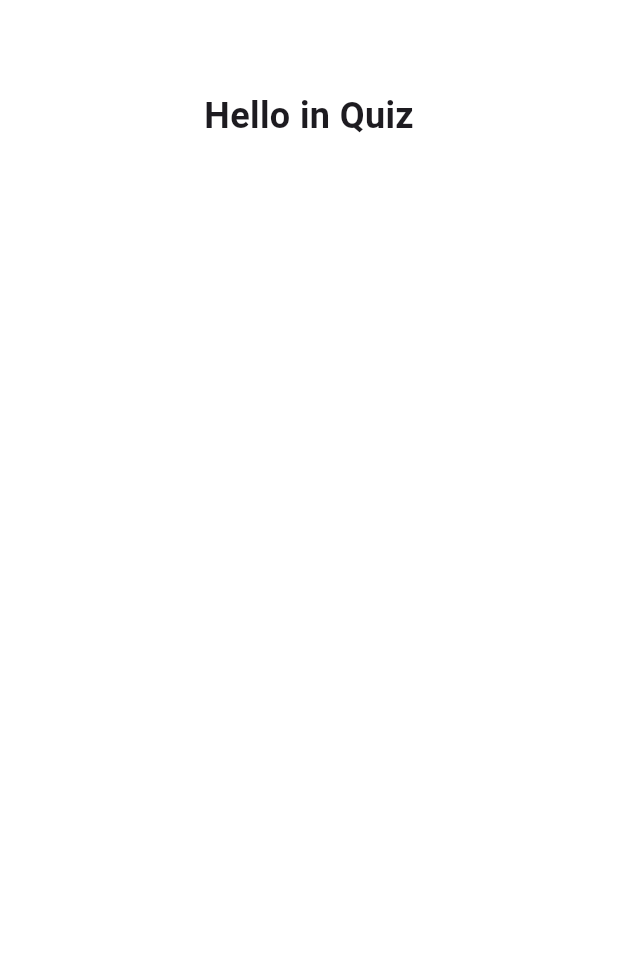
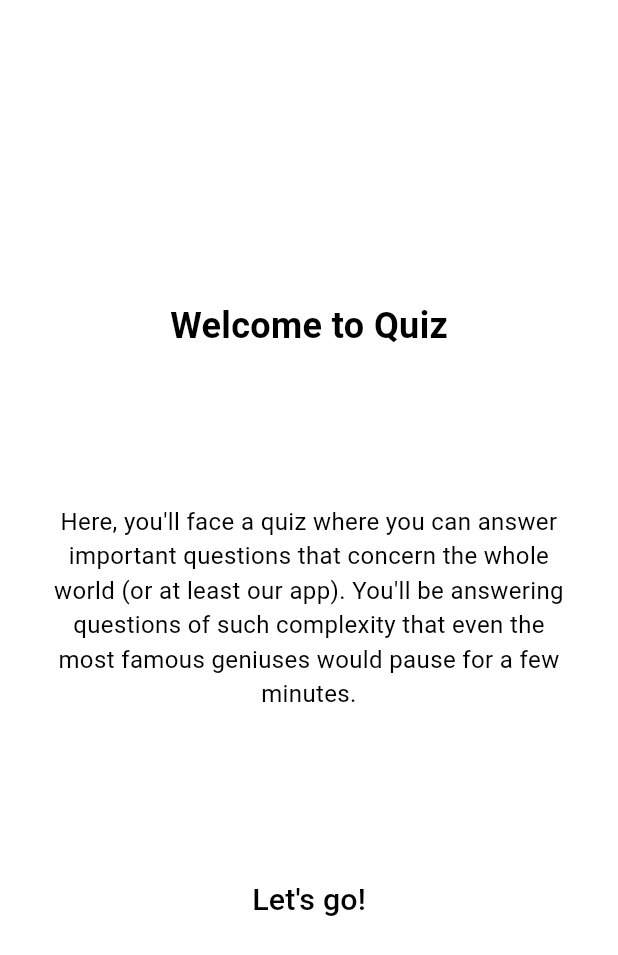
Before and after one commit to MaximDmytruk/quiz, a Flutter app: the screen it shows after launch, on a phone screen of 412 x 824 dp. Shown: the top 955 px of the screen. Run offline on Flutter 3.47's test engine with Material 3 defaults, Android fonts, the phone set to English and light mode, and no system bars.

Commit message:
Create Animated discription and Button

```diff
--- /dev/null
+++ b/lib/constants/colors_app.dart
@@ -0,0 +1,8 @@
+import 'package:flutter/material.dart';
+
+class ColorsApp {
+  static final backgroundColor = Colors.white;
+  static final headerTextColor = Colors.black;
+  static final basikTextColor = Colors.black;
+  static final buttonTextColor = Colors.black;
+}
--- /dev/null
+++ b/lib/constants/text_app.dart
@@ -0,0 +1,8 @@
+const String header = 'Hello in Quiz';
+
+class TextApp {
+  static const String header = 'Welcome to Quiz';
+  static const String discription =
+      'Here, you\'ll face a quiz where you can answer important questions that concern the whole world (or at least our app). You\'ll be answering questions of such complexity that even the most famous geniuses would pause for a few minutes.';
+    static const String letsGo = 'Let\'s go!';
+}
--- a/lib/screens/welcome_screen/welcome_screen.dart
+++ b/lib/screens/welcome_screen/welcome_screen.dart
@@ -1,4 +1,7 @@
 import 'package:flutter/material.dart';
+import 'package:quiz/constants/colors_app.dart';
+import 'package:quiz/constants/text_app.dart';
+import 'package:quiz/screens/welcome_screen/widgets/custom_button.dart';
 
 class WelcomeScreen extends StatefulWidget {
   static const String routeName = '/welcome_screen';
@@ -11,82 +14,138 @@ class WelcomeScreen extends StatefulWidget {
 
 class _WelcomeScreenState extends State<WelcomeScreen>
     with TickerProviderStateMixin {
-  late AnimationController _fadeController;
-  late AnimationController _mainController;
+  late AnimationController _headerFadeController;
+  late AnimationController _headerTextController;
+  late AnimationController _discriptionTextController;
+  late AnimationController _buttonController;
 
-  late Animation<double> _fadeAnimation;
-  late Animation<double> _fontSizeAnimation;
-  late Animation<Alignment> _alignmentAnimation;
+  late Animation<double> _headerFadeAnimation;
+  late Animation<double> _headerFontSizeAnimation;
+  late Animation<Alignment> _headerAlignmentAnimation;
+  late Animation<double> _discriptionFadeAnimation;
+  late Animation<double> _buttonFadeAnimation;
 
   @override
   void initState() {
     super.initState();
 
-    _fadeController = AnimationController(
+    _headerFadeController = AnimationController(
       duration: const Duration(milliseconds: 400),
       vsync: this,
     );
 
-    _fadeAnimation = Tween<double>(
-      begin: 0,
-      end: 1,
-    ).animate(CurvedAnimation(parent: _fadeController, curve: Curves.easeIn));
+    _headerFadeAnimation = Tween<double>(begin: 0, end: 1).animate(
+      CurvedAnimation(parent: _headerFadeController, curve: Curves.easeIn),
+    );
 
-    _fadeController.forward();
+    _headerFadeController.forward();
 
-    _mainController = AnimationController(
+    _headerTextController = AnimationController(
       duration: const Duration(seconds: 1),
       vsync: this,
     );
 
-    _fontSizeAnimation = Tween<double>(begin: 40, end: 24).animate(
-      CurvedAnimation(parent: _mainController, curve: Curves.easeInOut),
+    _headerFontSizeAnimation = Tween<double>(begin: 40, end: 24).animate(
+      CurvedAnimation(parent: _headerTextController, curve: Curves.easeInOut),
     );
 
-    _alignmentAnimation = AlignmentTween(
+    _headerAlignmentAnimation = AlignmentTween(
       begin: Alignment.center,
       end: Alignment.topCenter,
     ).animate(
-      CurvedAnimation(parent: _mainController, curve: Curves.easeInOut),
+      CurvedAnimation(parent: _headerTextController, curve: Curves.easeInOut),
     );
 
+    _discriptionTextController = AnimationController(
+      duration: const Duration(seconds: 1),
+      vsync: this,
+    );
+
+    _discriptionFadeAnimation = Tween<double>(begin: 0, end: 1).animate(
+      CurvedAnimation(parent: _discriptionTextController, curve: Curves.easeIn),
+    );
+
+    _buttonController = AnimationController(
+      duration: const Duration(seconds: 1),
+      vsync: this,
+    );
+
+    _buttonFadeAnimation = Tween<double>(
+      begin: 0,
+      end: 1,
+    ).animate(CurvedAnimation(parent: _buttonController, curve: Curves.easeIn));
+
     Future.delayed(const Duration(seconds: 1), () {
-      _mainController.forward();
+      _headerTextController.forward();
+      Future.delayed(const Duration(seconds: 1), () {
+        _discriptionTextController.forward();
+        Future.delayed(const Duration(seconds: 1), () {
+          _buttonController.forward();
+        });
+      });
     });
   }
 
   @override
   void dispose() {
-    _fadeController.dispose();
-    _mainController.dispose();
+    _headerFadeController.dispose();
+    _headerTextController.dispose();
+    _discriptionTextController.dispose();
     super.dispose();
   }
+
+  void startAction() {}
 
   @override
   Widget build(BuildContext context) {
     return Scaffold(
-      backgroundColor: Colors.white,
-      body: AnimatedBuilder(
-        animation: Listenable.merge([_fadeController, _mainController]),
+      backgroundColor: ColorsApp.backgroundColor,
+      body: Padding(
+        padding: EdgeInsets.symmetric(vertical: 200.0, horizontal: 30.0),
+        child: Column(
+          mainAxisAlignment: MainAxisAlignment.spaceBetween,
+          children: [
+            AnimatedBuilder(
+              animation: Listenable.merge([
+                _headerFadeController,
+                _headerTextController,
+              ]),
               builder: (context, widget) {
                 return Align(
-            alignment: _alignmentAnimation.value,
+                  alignment: _headerAlignmentAnimation.value,
                   child: Opacity(
-              opacity: _fadeAnimation.value,
-              child: Padding(
-                padding: const EdgeInsets.only(top: 60),
+                    opacity: _headerFadeAnimation.value,
                     child: Text(
-                  'Hello in Quiz',
+                      TextApp.header,
                       style: TextStyle(
-                    fontSize: _fontSizeAnimation.value,
+                        fontSize: _headerFontSizeAnimation.value,
+                        color: ColorsApp.headerTextColor,
                         fontWeight: FontWeight.bold,
-                  ),
                       ),
                     ),
                   ),
                 );
               },
             ),
+            FadeTransition(
+              opacity: _discriptionFadeAnimation,
+              child: Text(
+                TextApp.discription,
+                textAlign: TextAlign.center,
+                style: TextStyle(fontSize: 16, color: ColorsApp.basikTextColor),
+              ),
+            ),
+
+            FadeTransition(
+              opacity: _buttonFadeAnimation,
+              child: CustomTextButton(
+                onPressed: startAction,
+                name: TextApp.letsGo,
+              ),
+            ),
+          ],
+        ),
+      ),
     );
   }
 }
--- /dev/null
+++ b/lib/screens/welcome_screen/widgets/custom_button.dart
@@ -0,0 +1,53 @@
+import 'package:flutter/material.dart';
+import 'package:quiz/constants/colors_app.dart';
+
+class CustomTextButton extends StatefulWidget {
+  final VoidCallback onPressed;
+  final String name;
+
+  const CustomTextButton({
+    super.key,
+    required this.onPressed,
+    required this.name,
+  });
+
+  @override
+  State<CustomTextButton> createState() => _CustomTextButtonState();
+}
+
+class _CustomTextButtonState extends State<CustomTextButton>
+    with TickerProviderStateMixin {
+  late final AnimationController _controller;
+  late final Animation<double> _scaleAnimation;
+
+  @override
+  void initState() {
+    super.initState();
+    _controller = AnimationController(
+      duration: const Duration(seconds: 1),
+      vsync: this,
+    )..repeat(reverse: true);
+
+    _scaleAnimation = Tween<double>(
+      begin: 1.0,
+      end: 1.2,
+    ).animate(CurvedAnimation(parent: _controller, curve: Curves.easeIn));
+  }
+
+  @override
+  void dispose() {
+    _controller.dispose();
+    super.dispose();
+  }
+
+  @override
+  Widget build(BuildContext context) {
+    return ScaleTransition(
+      scale: _scaleAnimation,
+      child: TextButton(
+        onPressed: widget.onPressed,
+        child: Text(widget.name, style: TextStyle(fontSize: 20, color: ColorsApp.buttonTextColor)),
+      ),
+    );
+  }
+}
```
Lines whose indentation alone changed are shown as unchanged.
